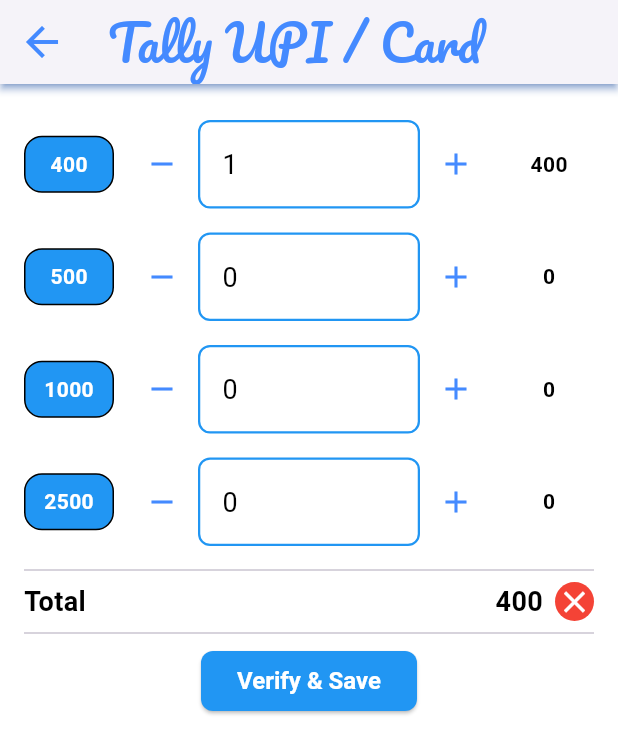
After one commit to jayantadn/vkhillseva, a Flutter app: the TallyUpiCardPage screen opened directly, after a tap on the "add" icon, after a tap on "Verify & Save", on a phone screen of 412 x 824 dp. The commit adds this screen. Shown: the top 754 px of the screen. Run offline on Flutter 3.47's test engine with Material 3 defaults, Android fonts, the phone set to English and light mode, and no system bars; our stand-ins replace firebase_core, firebase_database, fl_chart, flutter_typeahead, fluttertoast, google_fonts and 6 more; accounts and stored records are empty.

Commit message:
feature: tally UPI

```diff
--- /dev/null
+++ b/lib/nitya_seva/tally_upi_card.dart
@@ -0,0 +1,357 @@
+import 'package:flutter/material.dart';
+import 'package:intl/intl.dart';
+import 'package:vkhillseva/common/fb.dart';
+import 'package:vkhillseva/common/local_storage.dart';
+import 'package:vkhillseva/common/theme.dart';
+import 'package:vkhillseva/common/toaster.dart';
+import 'package:vkhillseva/nitya_seva/ticket_page.dart';
+
+class TallyUpiCardPage extends StatefulWidget {
+  const TallyUpiCardPage({super.key});
+
+  @override
+  // ignore: library_private_types_in_public_api
+  _TallyNotesPageState createState() => _TallyNotesPageState();
+}
+
+class _TallyNotesPageState extends State<TallyUpiCardPage> {
+  final TextEditingController _controller400 = TextEditingController(text: '0');
+  final TextEditingController _controller500 = TextEditingController(text: '0');
+  final TextEditingController _controller1000 =
+      TextEditingController(text: '0');
+  final TextEditingController _controller2500 =
+      TextEditingController(text: '0');
+
+  bool _validationSuccess = false;
+  int? _sumCash;
+  DateTime? _timestampSlot;
+
+  @override
+  void initState() {
+    super.initState();
+  }
+
+  @override
+  void didChangeDependencies() {
+    super.didChangeDependencies();
+
+    LS().read("selectedSlot").then((value) async {
+      if (value != null) {
+        // get the selected slot
+        _timestampSlot = DateTime.parse(value);
+
+        // get the tickets
+        List<Ticket> sevatickets = [];
+        String dbDate = DateFormat("yyyy-MM-dd").format(_timestampSlot!);
+        String dbSession =
+            _timestampSlot!.toIso8601String().replaceAll(".", "^");
+        List ticketsRaw =
+            await FB().getList(path: "NityaSeva/$dbDate/$dbSession/Tickets");
+        for (var t in ticketsRaw) {
+          Map<String, dynamic> ticket = Map<String, dynamic>.from(t);
+          sevatickets.add(Ticket.fromJson(ticket));
+        }
+
+        // calculate the sum of _money
+        _sumCash = 0;
+        for (Ticket sevaticket in sevatickets) {
+          if (sevaticket.mode == 'Card' || sevaticket.mode == 'UPI') {
+            _sumCash = _sumCash! + sevaticket.amount;
+          }
+        }
+
+        // set the _money values
+        FB()
+            .getValue(path: "NityaSeva/$dbDate/$dbSession/TallyUpiCard")
+            .then((value) {
+          if (value != null && value.isNotEmpty) {
+            _controller400.text = value['400'].toString();
+            _controller500.text = value['500'].toString();
+            _controller1000.text = value['1000'].toString();
+            _controller2500.text = value['2500'].toString();
+            _validateTotal();
+          }
+        });
+      }
+    });
+  }
+
+  Widget _widgetTotal() {
+    return Row(
+      mainAxisAlignment: MainAxisAlignment.spaceBetween,
+      children: [
+        const Text(
+          'Total',
+          style: TextStyle(
+            fontWeight: FontWeight.bold,
+            fontSize: 18.0, // Increase the font size
+          ),
+        ),
+        Row(
+          children: [
+            // sum of the entries
+            Text(
+              _calculateTotal([
+                {'value': 400, 'controller': _controller400},
+                {'value': 500, 'controller': _controller500},
+                {'value': 1000, 'controller': _controller1000},
+                {'value': 2500, 'controller': _controller2500},
+              ]).toString(),
+              style: const TextStyle(
+                fontWeight: FontWeight.bold,
+                fontSize: 18.0, // Increase the font size
+              ),
+            ),
+
+            const SizedBox(
+                width:
+                    8), // Add some space between the icon and the total amount
+
+            Container(
+              // validation success icon
+              decoration: BoxDecoration(
+                shape: BoxShape.circle,
+                color: _validationSuccess
+                    ? Colors.green
+                    : Colors.red, // Set the background color to green or red
+              ),
+              padding:
+                  const EdgeInsets.all(1.0), // Adjust the padding as needed
+              child: Icon(
+                _validationSuccess ? Icons.check : Icons.close,
+                color:
+                    Colors.white, // Icon color to contrast with the background
+              ),
+            ),
+          ],
+        ),
+      ],
+    );
+  }
+
+  void _validateTotal() {
+    setState(() {
+      if (_sumCash != null) {
+        var total = _calculateTotal([
+          {'value': 400, 'controller': _controller400},
+          {'value': 500, 'controller': _controller500},
+          {'value': 1000, 'controller': _controller1000},
+          {'value': 2500, 'controller': _controller2500},
+        ]);
+        _validationSuccess = (total == _sumCash);
+      } else {
+        _validationSuccess = false;
+      }
+    });
+  }
+
+  void _dialogSave(BuildContext context) {
+    // decide the content of the dialog box
+    var total = _calculateTotal([
+      {'value': 400, 'controller': _controller400},
+      {'value': 500, 'controller': _controller500},
+      {'value': 1000, 'controller': _controller1000},
+      {'value': 2500, 'controller': _controller2500},
+    ]);
+    var diff = total - _sumCash!;
+    var msg = Text(
+      'Do you want to save?',
+      style: TextStyle(color: primaryColor),
+    );
+    if (diff > 0) {
+      msg = Text(
+        'Total money is excess by $diff.\nAre you sure you want to save?',
+        style: const TextStyle(color: Colors.red),
+      );
+    } else if (diff < 0) {
+      msg = Text(
+        'Total money is short by ${diff.abs()}.\nAre you sure you want to save?',
+        style: const TextStyle(color: Colors.red),
+      );
+    }
+
+    // show the dialog box
+    showDialog(
+      context: context,
+      builder: (BuildContext context) {
+        return AlertDialog(
+          title: const Text('Confirmation'),
+          content: msg,
+          actions: <Widget>[
+            // No button
+            TextButton(
+              onPressed: () {
+                Navigator.of(context).pop(); // Close the dialog
+              },
+              child: const Text('No'),
+            ),
+
+            // Yes button
+            TextButton(
+              onPressed: () {
+                if (_timestampSlot != null) {
+                  Map<String, int> json = {
+                    '400': int.tryParse(_controller400.text) ?? 0,
+                    '500': int.tryParse(_controller500.text) ?? 0,
+                    '1000': int.tryParse(_controller1000.text) ?? 0,
+                    '2500': int.tryParse(_controller2500.text) ?? 0,
+                  };
+
+                  // write to db
+                  String dbDate =
+                      DateFormat("yyyy-MM-dd").format(_timestampSlot!);
+                  String dbSession =
+                      _timestampSlot!.toIso8601String().replaceAll(".", "^");
+                  FB().setJson(
+                      path: "NityaSeva/$dbDate/$dbSession/TallyUpiCard",
+                      json: json);
+                } else {
+                  Toaster().error('Unable to save');
+                }
+
+                Navigator.of(context).pop(); // Close the dialog
+                Navigator.of(context).pop(); // Go back to summary page
+              },
+              child: const Text('Yes'),
+            ),
+          ],
+        );
+      },
+    );
+  }
+
+  Widget _buildDenominationField(
+      String denomination, TextEditingController controller) {
+    return Padding(
+      padding: const EdgeInsets.symmetric(vertical: 8.0),
+      child: Row(
+        children: <Widget>[
+          // denomination label
+          Container(
+            width: 60, // Adjust the width as needed to fit 3 digits
+            padding: const EdgeInsets.all(8.0),
+            decoration: BoxDecoration(
+              color: primaryColor, // Set background color to brown
+              border: Border.all(color: Colors.black),
+              borderRadius: BorderRadius.circular(12.0),
+            ),
+            child: Center(
+              child: Text(
+                denomination,
+                style: const TextStyle(
+                  color: Colors.white, // Set font color to white
+                  fontWeight: FontWeight.bold, // Make the font bold
+                ),
+              ),
+            ),
+          ),
+
+          // subtract button
+          const SizedBox(width: 8),
+          IconButton(
+            icon: const Icon(Icons.remove),
+            onPressed: () {
+              int currentValue = int.tryParse(controller.text) ?? 0;
+              if (currentValue > 0) {
+                setState(() {
+                  controller.text = (currentValue - 1).toString();
+                });
+              }
+              _validateTotal();
+            },
+          ),
+
+          // number of notes
+          Expanded(
+            child: TextField(
+              controller: controller,
+              keyboardType: TextInputType.number,
+              decoration: const InputDecoration(
+                border: OutlineInputBorder(),
+              ),
+              onChanged: (value) {
+                setState(() {
+                  _validateTotal();
+                });
+              },
+            ),
+          ),
+
+          // add button
+          IconButton(
+            icon: const Icon(Icons.add),
+            onPressed: () {
+              int currentValue = int.tryParse(controller.text) ?? 0;
+              setState(() {
+                controller.text = (currentValue + 1).toString();
+              });
+              _validateTotal();
+            },
+          ),
+
+          // total amount
+          const SizedBox(width: 8),
+          Container(
+            width: 60, // Adjust the width as needed to fit 5 digits
+            alignment: Alignment.center, // Center the text within the container
+            child: Text(
+              '${(int.tryParse(controller.text) ?? 0) * int.parse(denomination)}',
+              style: const TextStyle(
+                fontWeight: FontWeight.bold, // Make the font bold
+              ),
+            ),
+          ),
+        ],
+      ),
+    );
+  }
+
+  int _calculateTotal(List<Map<String, dynamic>> denominations) {
+    int total = 0;
+    for (var denomination in denominations) {
+      int value = denomination['value'];
+      TextEditingController controller = denomination['controller'];
+      int count = int.tryParse(controller.text) ?? 0;
+      total += value * count;
+    }
+    return total;
+  }
+
+  @override
+  Widget build(BuildContext context) {
+    return Theme(
+      data: themeDefault,
+      child: Scaffold(
+        appBar: AppBar(
+          title: const Text('Tally UPI / Card'),
+        ),
+        body: SingleChildScrollView(
+          child: Padding(
+            padding: const EdgeInsets.all(16.0),
+            child: Column(
+              children: <Widget>[
+                _buildDenominationField('400', _controller400),
+                _buildDenominationField('500', _controller500),
+                _buildDenominationField('1000', _controller1000),
+                _buildDenominationField('2500', _controller2500),
+
+                // the sum total
+                const Divider(),
+                _widgetTotal(),
+                const Divider(),
+
+                // save button
+                ElevatedButton(
+                  onPressed: () {
+                    _dialogSave(context);
+                  },
+                  child: const Text('Verify & Save'),
+                ),
+              ],
+            ),
+          ),
+        ),
+      ),
+    );
+  }
+}
--- a/lib/nitya_seva/ticket_page.dart
+++ b/lib/nitya_seva/ticket_page.dart
@@ -10,6 +10,7 @@ import 'package:vkhillseva/common/utils.dart';
 import 'package:vkhillseva/nitya_seva/session.dart';
 import 'package:vkhillseva/nitya_seva/session_summary.dart';
 import 'package:vkhillseva/nitya_seva/tally_cash.dart';
+import 'package:vkhillseva/nitya_seva/tally_upi_card.dart';
 import 'package:vkhillseva/widgets/common_widgets.dart';
 import 'package:vkhillseva/widgets/loading_overlay.dart';
 import 'package:vkhillseva/common/theme.dart';
@@ -954,7 +955,11 @@ class _TicketPageState extends State<TicketPage> {
                       text: "Tally UPI",
                       icon: Icons.payment,
                       onPressed: () {
-                        print("Tally UPI");
+                        Navigator.push(
+                          context,
+                          MaterialPageRoute(
+                              builder: (context) => TallyUpiCardPage()),
+                        );
                       }),
                 ]),
               ],
```
